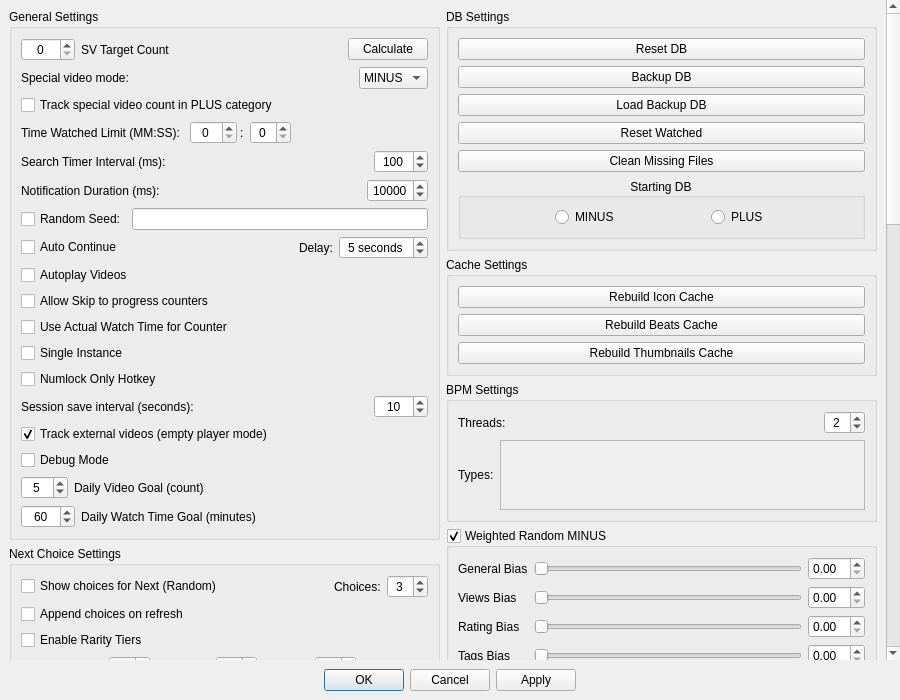
This is MediaManager/src/QtClasses/UI/Form Files/SettingsDialog.ui in PaunescuAndrei/MediaManager as Qt 5 draws it before an edit. The edited form follows.
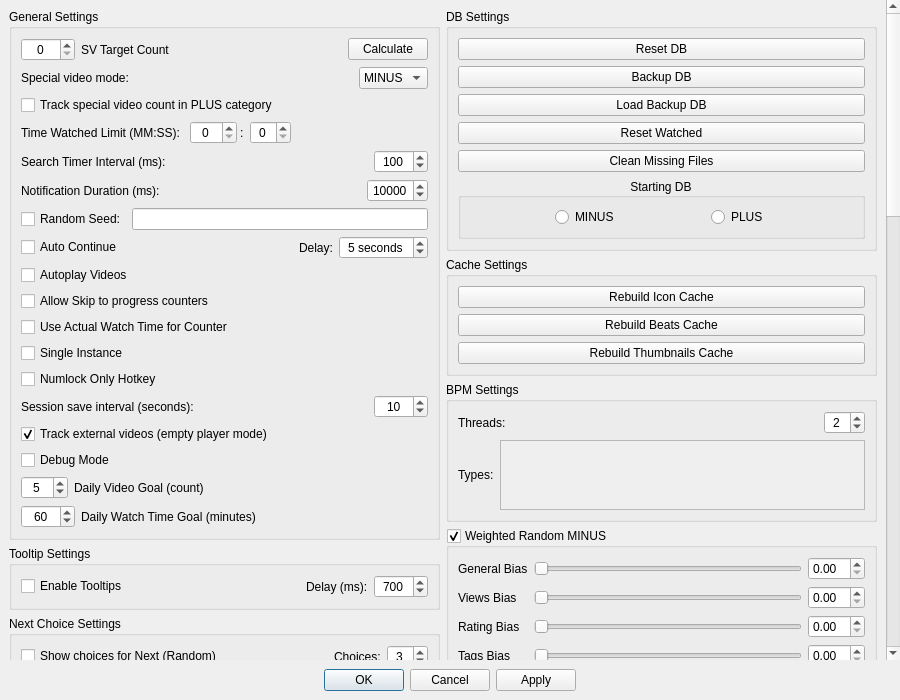
This is the edited form. Custom widgets are drawn as their Qt base class.

Commit message: feat: add global tooltip enable/disable and delay settings

```diff
--- a/MediaManager/src/QtClasses/UI/Form Files/SettingsDialog.ui
+++ b/MediaManager/src/QtClasses/UI/Form Files/SettingsDialog.ui
@@ -743,6 +743,82 @@
            </layout>
           </widget>
           </item>
+          <item>
+           <widget class="QGroupBox" name="tooltipsGroupBox">
+            <property name="title">
+             <string>Tooltip Settings</string>
+            </property>
+            <layout class="QVBoxLayout" name="verticalLayout_tooltips">
+             <item>
+              <widget class="QWidget" name="tooltipsEnabledWidget" native="true">
+               <layout class="QHBoxLayout" name="horizontalLayout_tooltipsEnabled">
+                <property name="leftMargin">
+                 <number>0</number>
+                </property>
+                <property name="topMargin">
+                 <number>0</number>
+                </property>
+                <property name="rightMargin">
+                 <number>0</number>
+                </property>
+                <property name="bottomMargin">
+                 <number>0</number>
+                </property>
+                <item>
+                 <widget class="QCheckBox" name="tooltipsEnabled">
+                  <property name="text">
+                   <string>Enable Tooltips</string>
+                  </property>
+                 </widget>
+                </item>
+                <item>
+                 <spacer name="horizontalSpacer_tooltipsEnabled">
+                  <property name="orientation">
+                   <enum>Qt::Orientation::Horizontal</enum>
+                  </property>
+                  <property name="sizeHint" stdset="0">
+                   <size>
+                    <width>40</width>
+                    <height>20</height>
+                   </size>
+                  </property>
+                 </spacer>
+                </item>
+                <item>
+                 <widget class="QLabel" name="tooltipDelayLabel">
+                  <property name="text">
+                   <string>Delay (ms):</string>
+                  </property>
+                 </widget>
+                </item>
+                <item>
+                 <widget class="QSpinBox" name="tooltipDelaySpinBox">
+                  <property name="focusPolicy">
+                   <enum>Qt::FocusPolicy::StrongFocus</enum>
+                  </property>
+                  <property name="alignment">
+                   <set>Qt::AlignmentFlag::AlignCenter</set>
+                  </property>
+                  <property name="minimum">
+                   <number>100</number>
+                  </property>
+                  <property name="maximum">
+                   <number>5000</number>
+                  </property>
+                  <property name="singleStep">
+                   <number>100</number>
+                  </property>
+                  <property name="value">
+                   <number>700</number>
+                  </property>
+                 </widget>
+                </item>
+               </layout>
+              </widget>
+             </item>
+            </layout>
+           </widget>
+          </item>
           <item>
            <widget class="QGroupBox" name="nextChoiceGroupBox">
             <property name="title">
```
The commit also changes 9 other files.
